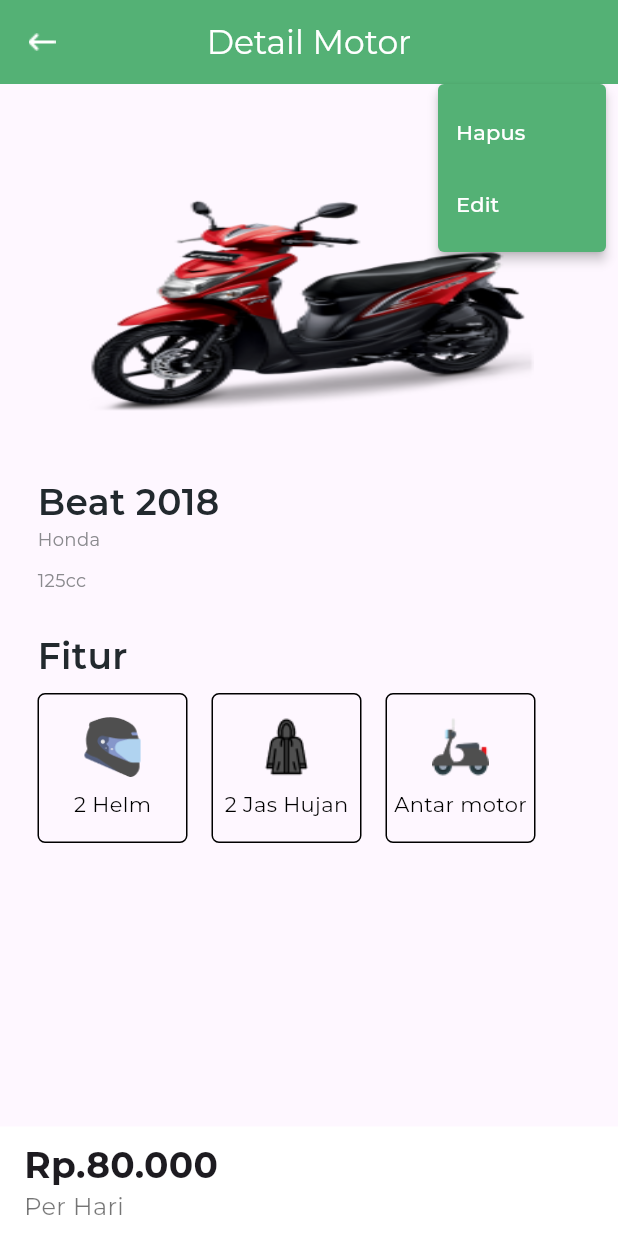
After one commit to fardz2/bandung-sewa-motor, a Flutter app: the DetailmotoradminView screen opened by its route, after a tap on the "more vert" icon, on a phone screen of 412 x 824 dp. The commit adds this screen. Run offline on Flutter 3.47's test engine with Material 3 defaults, Android fonts, the phone set to English and light mode, and no system bars; our stand-ins replace firebase_core, flutter_native_splash, get, google_fonts; accounts and stored records are empty.

Commit message:
menambahkan persyaratan pelanggan, dan  detail motor admin

```diff
--- /dev/null
+++ b/lib/app/modules/detailmotoradmin/bindings/detailmotoradmin_binding.dart
@@ -0,0 +1,12 @@
+import 'package:get/get.dart';
+
+import '../controllers/detailmotoradmin_controller.dart';
+
+class DetailmotoradminBinding extends Bindings {
+  @override
+  void dependencies() {
+    Get.lazyPut<DetailmotoradminController>(
+      () => DetailmotoradminController(),
+    );
+  }
+}
--- /dev/null
+++ b/lib/app/modules/detailmotoradmin/views/detailmotoradmin_view.dart
@@ -0,0 +1,190 @@
+import 'dart:ui';
+
+import 'package:flutter/cupertino.dart';
+import 'package:flutter/material.dart';
+import 'package:flutter/rendering.dart';
+import 'package:flutter/widgets.dart';
+import 'package:get/get.dart';
+
+import '../controllers/detailmotoradmin_controller.dart';
+
+class DetailmotoradminView extends GetView<DetailmotoradminController> {
+  const DetailmotoradminView({Key? key}) : super(key: key);
+
+  @override
+  Widget build(BuildContext context) {
+    return Scaffold(
+      appBar: AppBar(
+        backgroundColor: Color(0xFF54B175),
+        title: const Text(
+          'Detail Motor',
+          style: TextStyle(color: Colors.white),
+        ),
+        centerTitle: true,
+        leading: IconButton(
+          icon: Image.asset('assets/images/back.png'),
+          color: Colors.white,
+          onPressed: () {
+            Get.back();
+          },
+        ),
+      ),
+      body: Stack(
+  children: [
+    Column(
+      crossAxisAlignment: CrossAxisAlignment.center,
+      children: [
+        Align(
+          alignment: Alignment.topRight,
+          child: PopupMenuButton<String>(
+            color: Color(0xFF54B175),
+            onSelected: (String result) {
+              print(result);
+            },
+            itemBuilder: (BuildContext context) => <PopupMenuEntry<String>>[
+              const PopupMenuItem<String>(
+                value: 'Hapus',
+                child: Text('Hapus',
+                style: TextStyle(color: Colors.white),),
+              ),
+              const PopupMenuItem<String>(
+                value: 'Edit',
+                child: Text('Edit',
+                style: TextStyle(color: Colors.white),),
+              ),
+            ],
+          ),
+        ),
+              SizedBox(height:20),
+              Container(
+                height: 150,
+                width: 300,
+                decoration: BoxDecoration(
+                  image: DecorationImage(
+                    image: AssetImage("assets/images/hondabeat.png"),
+                    fit: BoxFit.fill,
+                  )
+                )
+              ),
+              Padding(
+                padding: const EdgeInsets.all(25.0),
+                child: Column(
+                  crossAxisAlignment: CrossAxisAlignment.start,
+                  children: [
+                    SizedBox(height: 18),
+                    Text(
+                      'Beat 2018',
+                      style:
+                          TextStyle(fontSize: 24,
+                          fontWeight: FontWeight.w600,
+                          color: Color.fromRGBO(34, 41, 46, 1)),
+                    ),
+                    Text(
+                      'Honda',
+                    style: TextStyle(fontSize: 12,
+                      color: Color(0xFF8A8A8E),
+                      ),
+                    ),
+                    SizedBox(height: 10),
+                    Text(
+                      '125cc',
+                    style: TextStyle(fontSize: 12,
+                      color: Color(0xFF8A8A8E),
+                      )
+                    ),
+                    SizedBox(height: 25),
+                    Text(
+                      'Fitur',
+                      style:
+                          TextStyle(fontSize: 24,
+                          fontWeight: FontWeight.w600,
+                          color: Color.fromRGBO(34, 41, 46, 1)),
+                    ),
+                    SizedBox(height: 8),
+                    Row(
+                      children: [
+                        Expanded(
+                          child: Row(
+                            children: [
+                              // Feature Card 1
+                              featureCard(
+                                imagePath: 'assets/images/helm.png',
+                                text: '2 Helm',
+                              ),
+                              SizedBox(width: 16),
+                              // Feature Card 2
+                              featureCard(
+                                imagePath: 'assets/images/jashujan.png',
+                                text: '2 Jas Hujan',
+                              ),
+                              SizedBox(width: 16),
+                              // Feature Card 3
+                              featureCard(
+                                imagePath: 'assets/images/antarmotor.png',
+                                text: 'Antar motor',
+                              ),
+                            ],
+                          ),
+                        ),
+                      ],
+                    ),
+                  ],
+                ),
+              ),
+            ],
+          ),
+        Positioned(
+            bottom: 0,
+            left: 0,
+            right: 0,
+            child: Container(
+              color: Colors.white,
+              padding: const EdgeInsets.symmetric(horizontal: 16, vertical: 8),
+              child: Row(
+                mainAxisAlignment: MainAxisAlignment.spaceBetween,
+                children: [
+                  Column(
+                    crossAxisAlignment: CrossAxisAlignment.start,
+                    children: [
+                      Text(
+                        'Rp.80.000',
+                        style: TextStyle(
+                            fontSize: 24, fontWeight: FontWeight.bold),
+                      ),
+                      Text(
+                        'Per Hari',
+                        style: TextStyle(fontSize: 16, color: Colors.black54),
+                      ),
+                    ],
+                  ),
+        ],
+      ),
+    )
+        )
+        ]
+      )
+    );
+  }
+
+  Widget featureCard({required String imagePath, required String text}) {
+    return Container(
+      height: 100,
+      width: 100,
+      decoration: BoxDecoration(
+        border: Border.all(color: Colors.black),
+        borderRadius: BorderRadius.circular(5),
+      ),
+      child: Column(
+        mainAxisAlignment: MainAxisAlignment.center,
+        children: [
+          Image.asset(imagePath, height: 40),
+          SizedBox(height: 8),
+          Text(
+            text,
+            style: TextStyle(color: Colors.black),
+          ),
+        ],
+      ),
+    );
+  }
+}
--- a/lib/app/routes/app_routes.dart
+++ b/lib/app/routes/app_routes.dart
@@ -5,10 +5,14 @@ abstract class Routes {
   Routes._();
   static const HOME = _Paths.HOME;
   static const LANDING = _Paths.LANDING;
+  static const PERSYARATAN = _Paths.PERSYARATAN;
+  static const DETAILMOTORADMIN = _Paths.DETAILMOTORADMIN;
 }
 
 abstract class _Paths {
   _Paths._();
   static const HOME = '/home';
   static const LANDING = '/landing';
+  static const PERSYARATAN = '/persyaratan';
+  static const DETAILMOTORADMIN = '/detailmotoradmin';
 }
```
Also changed, not shown: lib/app/modules/detailmotoradmin/controllers/detailmotoradmin_controller.dart (added, +23 -0 lines), lib/app/modules/persyaratan/bindings/persyaratan_binding.dart (added, +12 -0 lines), lib/app/modules/persyaratan/controllers/persyaratan_controller.dart (added, +23 -0 lines), lib/app/modules/persyaratan/views/persyaratan_view.dart (added, +151 -0 lines), lib/app/routes/app_pages.dart (+14 -0 lines), assets/images/antarmotor.png (added), assets/images/back.png (added), assets/images/camera.png (added), assets/images/helm.png (added), assets/images/hondabeat.png (added), assets/images/jashujan.png (added).
